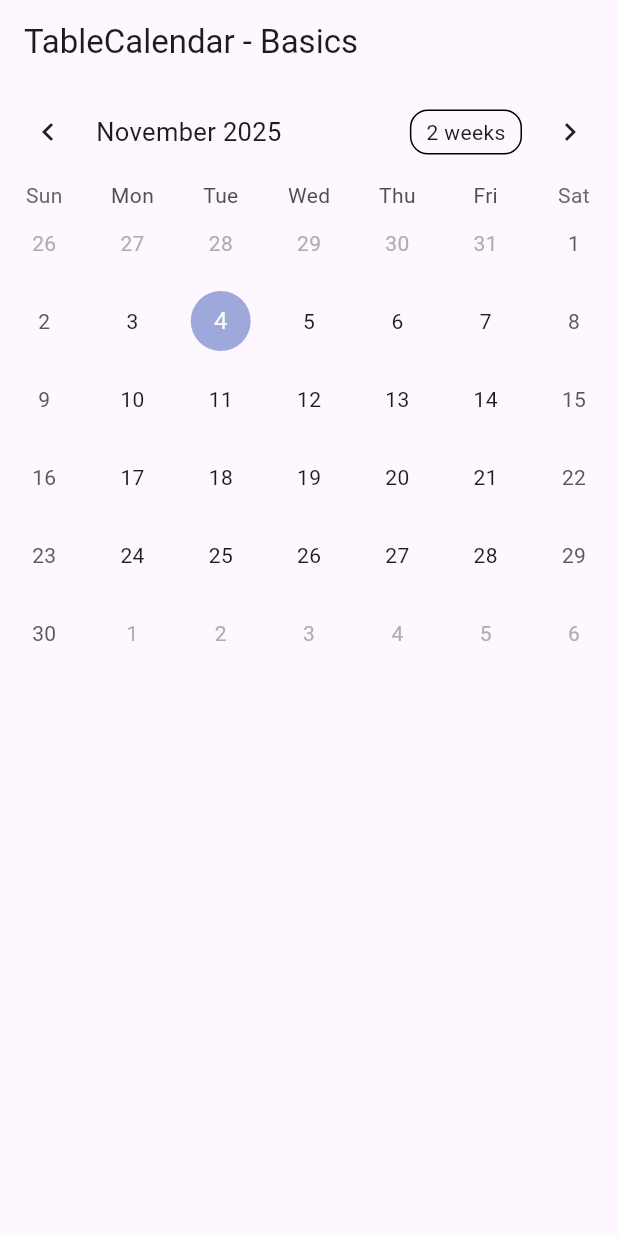
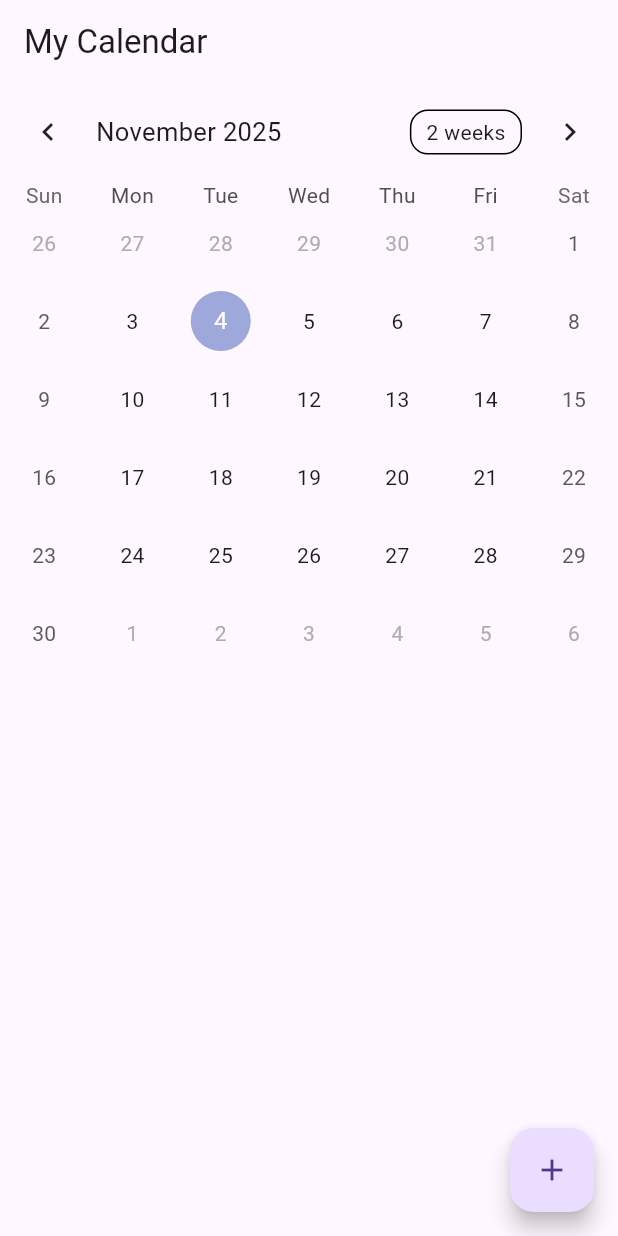
Before and after one commit to Jgalligan1/GreekConnect, a Flutter app: the screen it shows after launch, on a phone screen of 412 x 824 dp. Run offline on Flutter 3.47's test engine with Material 3 defaults, Android fonts, the phone set to English and light mode, and no system bars; drawn by our look-alikes of table_calendar; our stand-ins replace shared_preferences.

Commit message:
Basic Event Adding Functionality

```diff
--- a/greek_connect/lib/main.dart
+++ b/greek_connect/lib/main.dart
@@ -1,61 +1,20 @@
+// lib/main.dart
+
 import 'package:flutter/material.dart';
-import 'package:table_calendar/table_calendar.dart';
+import 'screens/calendar_screen.dart';
 
 void main() {
-  runApp(const MaterialApp(home: TableBasicsExample()));
+  runApp(const MyApp());
 }
 
-class TableBasicsExample extends StatefulWidget {
-  const TableBasicsExample({super.key});
-
-  @override
-  State<TableBasicsExample> createState() => _TableBasicsExampleState();
-}
-
-class _TableBasicsExampleState extends State<TableBasicsExample> {
-  CalendarFormat _calendarFormat = CalendarFormat.month;
-  DateTime _focusedDay = DateTime.now();
-  DateTime? _selectedDay;
+class MyApp extends StatelessWidget {
+  const MyApp({super.key});
 
   @override
   Widget build(BuildContext context) {
-    return Scaffold(
-      appBar: AppBar(title: const Text('TableCalendar - Basics')),
-      body: TableCalendar(
-        firstDay: DateTime.utc(2025, 1, 1),
-        lastDay: DateTime.utc(2099, 12, 31),
-        focusedDay: _focusedDay,
-        calendarFormat: _calendarFormat,
-        selectedDayPredicate: (day) {
-          // Use `selectedDayPredicate` to determine which day is currently selected.
-          // If this returns true, then `day` will be marked as selected.
-
-          // Using `isSameDay` is recommended to disregard
-          // the time-part of compared DateTime objects.
-          return isSameDay(_selectedDay, day);
-        },
-        onDaySelected: (selectedDay, focusedDay) {
-          if (!isSameDay(_selectedDay, selectedDay)) {
-            // Call `setState()` when updating the selected day
-            setState(() {
-              _selectedDay = selectedDay;
-              _focusedDay = focusedDay;
-            });
-          }
-        },
-        onFormatChanged: (format) {
-          if (_calendarFormat != format) {
-            // Call `setState()` when updating calendar format
-            setState(() {
-              _calendarFormat = format;
-            });
-          }
-        },
-        onPageChanged: (focusedDay) {
-          // No need to call `setState()` here
-          _focusedDay = focusedDay;
-        },
-      ),
+    return const MaterialApp(
+      debugShowCheckedModeBanner: false,
+      home: CalendarScreen(),
     );
   }
 }
--- /dev/null
+++ b/greek_connect/lib/models/event.dart
@@ -0,0 +1,10 @@
+// lib/models/event.dart
+
+class Event {
+  final String title;
+
+  Event(this.title);
+
+  @override
+  String toString() => title;
+}
--- /dev/null
+++ b/greek_connect/lib/screens/calendar_screen.dart
@@ -0,0 +1,107 @@
+// lib/screens/calendar_screen.dart
+
+import 'package:flutter/material.dart';
+import 'package:table_calendar/table_calendar.dart';
+import '../models/event.dart';
+import '../services/event_storage.dart';
+
+class CalendarScreen extends StatefulWidget {
+  const CalendarScreen({super.key});
+
+  @override
+  State<CalendarScreen> createState() => _CalendarScreenState();
+}
+
+class _CalendarScreenState extends State<CalendarScreen> {
+  late Map<String, List<Event>> _events;
+  DateTime _focusedDay = DateTime.now();
+  DateTime? _selectedDay;
+
+  @override
+  void initState() {
+    super.initState();
+    _loadEvents();
+  }
+
+  Future<void> _loadEvents() async {
+    _events = await EventStorage.loadEvents();
+    setState(() {});
+  }
+
+  List<Event> _getEventsForDay(DateTime day) {
+    final key = _formatDate(day);
+    return _events[key] ?? [];
+  }
+
+  String _formatDate(DateTime day) => day.toIso8601String().split('T').first;
+
+  void _addEvent() async {
+    if (_selectedDay == null) return;
+    final controller = TextEditingController();
+
+    await showDialog(
+      context: context,
+      builder: (_) => AlertDialog(
+        title: const Text('Add Event'),
+        content: TextField(
+          controller: controller,
+          decoration: const InputDecoration(labelText: 'Event name'),
+        ),
+        actions: [
+          TextButton(
+              onPressed: () => Navigator.pop(context),
+              child: const Text('Cancel')),
+          ElevatedButton(
+              onPressed: () {
+                final text = controller.text.trim();
+                if (text.isNotEmpty) {
+                  final key = _formatDate(_selectedDay!);
+                  _events.putIfAbsent(key, () => []).add(Event(text));
+                  EventStorage.saveEvents(_events);
+                  setState(() {});
+                }
+                Navigator.pop(context);
+              },
+              child: const Text('Save')),
+        ],
+      ),
+    );
+  }
+
+  @override
+  Widget build(BuildContext context) {
+    return Scaffold(
+      appBar: AppBar(title: const Text('My Calendar')),
+      body: Column(
+        children: [
+
+          TableCalendar<Event>(
+            firstDay: DateTime.utc(2025, 1, 1),
+            lastDay: DateTime.utc(2099, 12, 31),
+            focusedDay: _focusedDay,
+            selectedDayPredicate: (day) => isSameDay(_selectedDay, day),
+            eventLoader: _getEventsForDay,
+            onDaySelected: (selectedDay, focusedDay) {
+              setState(() {
+                _selectedDay = selectedDay;
+                _focusedDay = focusedDay;
+              });
+            },
+          ),
+          const SizedBox(height: 8),
+          Expanded(
+            child: ListView(
+              children: _getEventsForDay(_selectedDay ?? DateTime.now())
+                  .map((event) => ListTile(title: Text(event.title)))
+                  .toList(),
+            ),
+          ),
+        ],
+      ),
+      floatingActionButton: FloatingActionButton(
+        onPressed: _addEvent,
+        child: const Icon(Icons.add),
+      ),
+    );
+  }
+}
--- /dev/null
+++ b/greek_connect/lib/services/event_storage.dart
@@ -0,0 +1,29 @@
+// lib/services/event_storage.dart
+
+import 'dart:convert';
+import 'package:shared_preferences/shared_preferences.dart';
+import '../models/event.dart';
+
+class EventStorage {
+  static const String _key = 'events';
+
+  static Future<Map<String, List<Event>>> loadEvents() async {
+    final prefs = await SharedPreferences.getInstance();
+    final jsonString = prefs.getString(_key);
+    if (jsonString == null) return {};
+    final decoded = json.decode(jsonString) as Map<String, dynamic>;
+    return decoded.map((key, value) {
+      final list = (value as List).map((e) => Event(e)).toList();
+      return MapEntry(key, list);
+    });
+  }
+
+  static Future<void> saveEvents(Map<String, List<Event>> events) async {
+    final prefs = await SharedPreferences.getInstance();
+    final encoded = json.encode(events.map((key, value) {
+      final list = value.map((e) => e.title).toList();
+      return MapEntry(key, list);
+    }));
+    await prefs.setString(_key, encoded);
+  }
+}
--- a/greek_connect/pubspec.yaml
+++ b/greek_connect/pubspec.yaml
@@ -31,6 +31,7 @@ dependencies:
   flutter:
     sdk: flutter
   table_calendar: ^3.2.0
+  shared_preferences: ^2.3.2
 
   # The following adds the Cupertino Icons font to your application.
   # Use with the CupertinoIcons class for iOS style icons.
```
Also changed, not shown: greek_connect/pubspec.lock, 1 other file.
